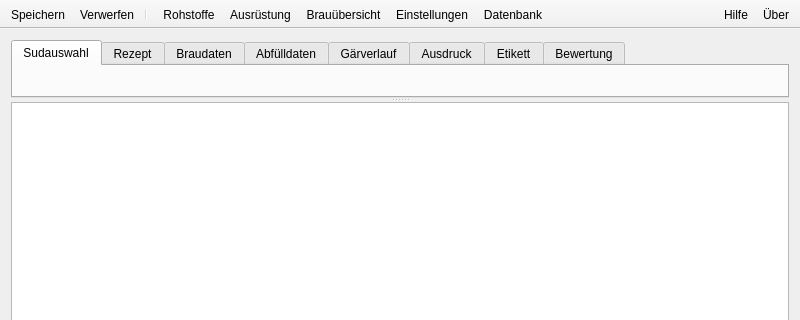
Before: the Qt Designer form kleiner-brauhelfer/mainwindow.ui in kleiner-brauhelfer/kleiner-brauhelfer-2, drawn with Qt 5; both pictures show x 0 to 800 and y 0 to 320 of the 800 by 500 pixel window.
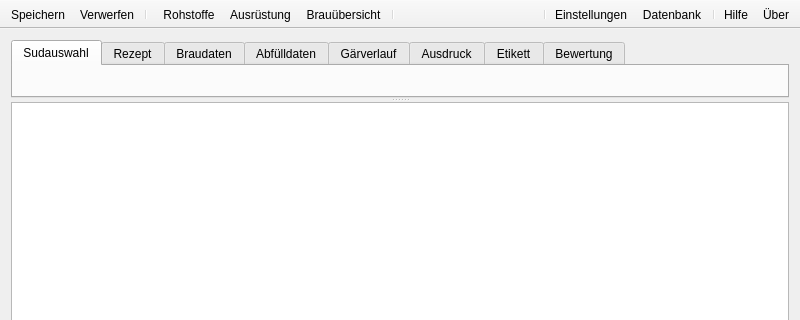
After: the same form once the commit is applied. Icons and pictures are not drawn. Custom widgets are drawn as their Qt base class.

What changed in the file:
```diff
--- a/kleiner-brauhelfer/mainwindow.ui
+++ b/kleiner-brauhelfer/mainwindow.ui
@@ -201,8 +201,7 @@
    <addaction name="actionRohstoffe"/>
    <addaction name="actionAusruestung"/>
    <addaction name="actionBrauUebersicht"/>
-   <addaction name="actionSettings"/>
-   <addaction name="actionDatenbank"/>
+   <addaction name="separator"/>
   </widget>
   <widget class="QToolBar" name="toolBarHelp">
    <property name="windowTitle">
@@ -225,6 +224,10 @@
    </attribute>
    <addaction name="actionUeber"/>
    <addaction name="actionHilfe"/>
+   <addaction name="separator"/>
+   <addaction name="actionDatenbank"/>
+   <addaction name="actionSettings"/>
+   <addaction name="separator"/>
   </widget>
   <action name="actionSpeichern">
    <property name="icon">
```
Left out of the diff: 59 changed lines with no effect on the pictures.
